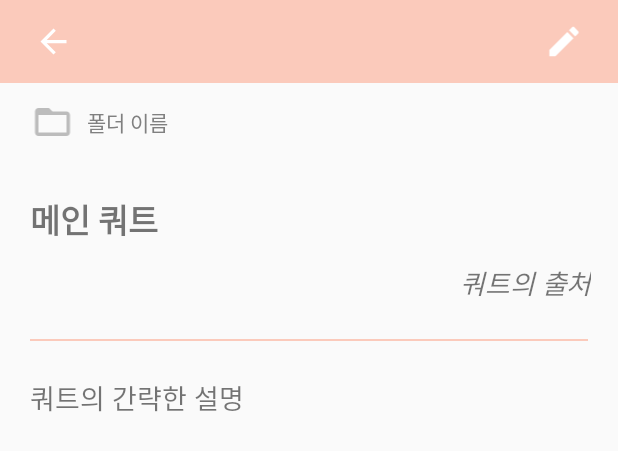
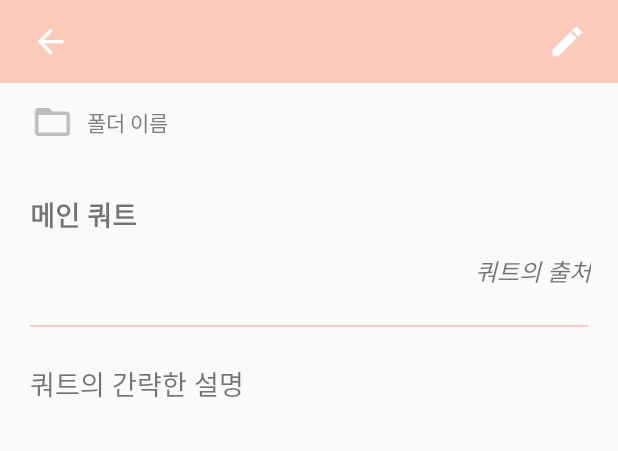
Before and after one commit to themechanic002/Project-Quotes, an Android app: the layout activity_quote_detail.xml on its own in the app's theme, with its tools: preview values and no code run, on a phone screen of 412 x 824 dp. Shown: the top 451 px of the screen. Run offline under Robolectric (Android 15) with nearby library versions, the phone set to English and light mode, and no system bars.

Commit message:
Quotes Application Project

```diff
--- a/app/src/main/res/layout/activity_quote_detail.xml
+++ b/app/src/main/res/layout/activity_quote_detail.xml
@@ -25,7 +25,7 @@
             android:layout_height="wrap_content"
             android:layout_gravity="center_vertical"
             android:layout_marginHorizontal="12dp"
-            android:layout_weight="7"
+            android:layout_weight="8"
             android:gravity="center_vertical"
             android:paddingBottom="0dp"
             android:text=""
@@ -81,7 +81,7 @@
         android:paddingHorizontal="20dp"
         android:paddingTop="24dp"
         android:text="메인 쿼트"
-        android:textSize="22dp"
+        android:textSize="18dp"
         android:textStyle="bold" />
 
     <TextView
@@ -94,7 +94,7 @@
         android:paddingTop="12dp"
         android:paddingBottom="24dp"
         android:text="쿼트의 출처"
-        android:textSize="18dp"
+        android:textSize="16dp"
         android:textStyle="italic" />
 
     <View
--- a/app/src/main/res/layout/item.xml
+++ b/app/src/main/res/layout/item.xml
@@ -20,7 +20,7 @@
         android:layout_marginVertical="12dp"
         android:paddingLeft="10dp"
         android:text="folder"
-        android:textSize="22dp"
+        android:textSize="18dp"
         android:textStyle="bold" />
 
     <TextView
@@ -29,7 +29,7 @@
         android:layout_height="wrap_content"
         android:gravity="right"
         android:text="folder"
-        android:textSize="18dp"
+        android:textSize="16dp"
         android:textStyle="italic" />
 
 </LinearLayout>
```
